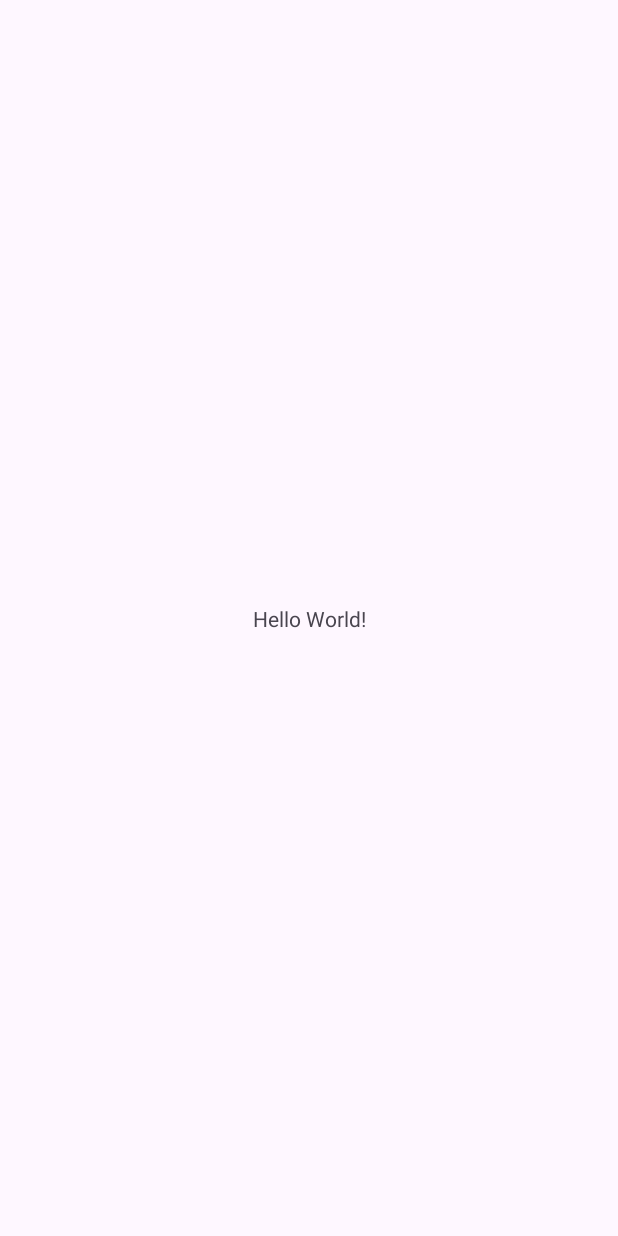
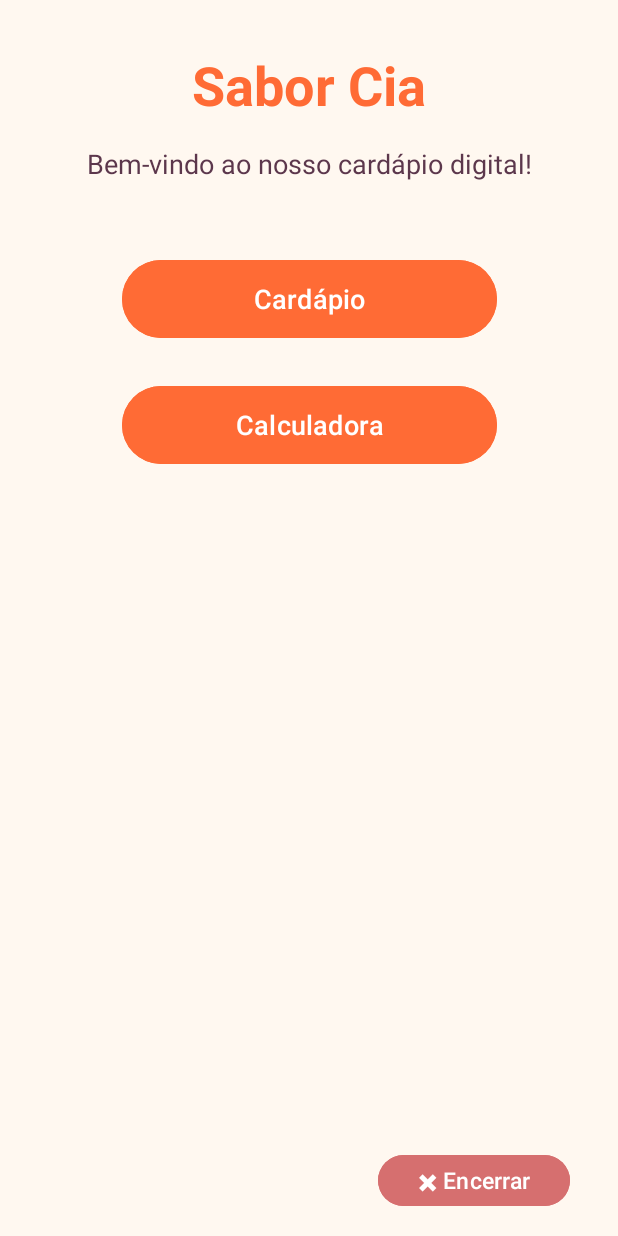
Before and after one commit to GuilhermeBley/Bl.Fat.Samples, an Android app: the screen it shows after launch (MainActivity), on a phone screen of 412 x 824 dp. Before the commit the screen is almost empty. Run offline under Robolectric (Android 15) with nearby library versions, the phone set to English and light mode, and no system bars.

Commit message:
Adding calculator and menu

```diff
--- a/app/src/main/AndroidManifest.xml
+++ b/app/src/main/AndroidManifest.xml
@@ -11,6 +11,8 @@
         android:roundIcon="@mipmap/ic_launcher_round"
         android:supportsRtl="true"
         android:theme="@style/Theme.BlFatSamples">
+        <activity android:name=".CalculatorActivity" android:exported="false" />
+        <activity android:name=".MenuActivity" android:exported="false" />
         <activity
             android:name=".MainActivity"
             android:exported="true">
--- /dev/null
+++ b/app/src/main/java/com/example/blfatsamples/MainActivity.java
@@ -0,0 +1,38 @@
+package com.example.blfatsamples;
+
+import android.content.Intent;
+import android.os.Bundle;
+import android.os.PersistableBundle;
+import android.view.View;
+import android.widget.Button;
+
+import androidx.activity.EdgeToEdge;
+import androidx.annotation.Nullable;
+import androidx.appcompat.app.AppCompatActivity;
+
+public class MainActivity extends AppCompatActivity {
+
+    @Override
+    public void onCreate(@Nullable Bundle savedInstanceState) {
+        super.onCreate(savedInstanceState);
+
+        EdgeToEdge.enable(this);
+        setContentView(R.layout.activity_main);
+
+        findViewById(R.id.menuButton).setOnClickListener(new View.OnClickListener() {
+            @Override
+            public void onClick(View view) {
+                Intent intent = new Intent(MainActivity.this, MenuActivity.class);
+                startActivities(new Intent[]{ intent });
+            }
+        });
+
+        findViewById(R.id.calculatorButton).setOnClickListener(new View.OnClickListener() {
+            @Override
+            public void onClick(View view) {
+                Intent intent = new Intent(MainActivity.this, CalculatorActivity.class);
+                startActivities(new Intent[]{ intent });
+            }
+        });
+    }
+}
--- a/app/src/main/java/com/example/blfatsamples/MainActivity.kt
+++ /dev/null
@@ -1,20 +0,0 @@
-package com.example.blfatsamples
-
-import android.os.Bundle
-import androidx.activity.enableEdgeToEdge
-import androidx.appcompat.app.AppCompatActivity
-import androidx.core.view.ViewCompat
-import androidx.core.view.WindowInsetsCompat
-
-class MainActivity : AppCompatActivity() {
-    override fun onCreate(savedInstanceState: Bundle?) {
-        super.onCreate(savedInstanceState)
-        enableEdgeToEdge()
-        setContentView(R.layout.activity_main)
-        ViewCompat.setOnApplyWindowInsetsListener(findViewById(R.id.main)) { v, insets ->
-            val systemBars = insets.getInsets(WindowInsetsCompat.Type.systemBars())
-            v.setPadding(systemBars.left, systemBars.top, systemBars.right, systemBars.bottom)
-            insets
-        }
-    }
-}
--- a/app/src/main/res/layout/activity_main.xml
+++ b/app/src/main/res/layout/activity_main.xml
@@ -5,15 +5,76 @@
     android:id="@+id/main"
     android:layout_width="match_parent"
     android:layout_height="match_parent"
+    android:background="#FFF8F0"
     tools:context=".MainActivity">
 
+    <!-- Company Name -->
     <TextView
+        android:id="@+id/titleText"
         android:layout_width="wrap_content"
         android:layout_height="wrap_content"
-        android:text="Hello World!"
-        app:layout_constraintBottom_toBottomOf="parent"
+        android:layout_marginTop="32dp"
+        android:text="Sabor Cia"
+        android:textColor="#FF6B35"
+        android:textSize="36sp"
+        android:textStyle="bold"
         app:layout_constraintEnd_toEndOf="parent"
         app:layout_constraintStart_toStartOf="parent"
         app:layout_constraintTop_toTopOf="parent" />
 
+    <!-- Welcome Message -->
+    <TextView
+        android:id="@+id/welcomeText"
+        android:layout_width="wrap_content"
+        android:layout_height="wrap_content"
+        android:layout_marginTop="16dp"
+        android:text="Bem-vindo ao nosso cardápio digital!"
+        android:textColor="#5C374C"
+        android:textSize="18sp"
+        app:layout_constraintEnd_toEndOf="parent"
+        app:layout_constraintStart_toStartOf="parent"
+        app:layout_constraintTop_toBottomOf="@id/titleText" />
+
+    <!-- Menu Button -->
+    <Button
+        android:id="@+id/menuButton"
+        android:layout_width="250dp"
+        android:layout_height="60dp"
+        android:layout_marginTop="48dp"
+        android:text="Cardápio"
+        android:textSize="18sp"
+        android:backgroundTint="#FF6B35"
+        android:textColor="#FFFFFF"
+        app:layout_constraintEnd_toEndOf="parent"
+        app:layout_constraintStart_toStartOf="parent"
+        app:layout_constraintTop_toBottomOf="@id/welcomeText" />
+
+    <!-- Calculator Button -->
+    <Button
+        android:id="@+id/calculatorButton"
+        android:layout_width="250dp"
+        android:layout_height="60dp"
+        android:layout_marginTop="24dp"
+        android:text="Calculadora"
+        android:textSize="18sp"
+        android:backgroundTint="#FF6B35"
+        android:textColor="#FFFFFF"
+        app:layout_constraintEnd_toEndOf="parent"
+        app:layout_constraintStart_toStartOf="parent"
+        app:layout_constraintTop_toBottomOf="@id/menuButton" />
+
+    <!-- Optional Close Button (if needed) -->
+    <Button
+        android:id="@+id/closeButton"
+        android:layout_width="128dp"
+        android:layout_height="42dp"
+        android:layout_marginEnd="32dp"
+        android:layout_marginBottom="16dp"
+        android:backgroundTint="#D66F6F"
+        android:text="✖ Encerrar"
+        android:textColor="#FFFFFF"
+        android:textSize="15sp"
+        app:layout_constraintBottom_toBottomOf="parent"
+        app:layout_constraintEnd_toEndOf="parent" />
+
 </androidx.constraintlayout.widget.ConstraintLayout>
--- a/app/src/main/res/layout/calculator_activity.xml
+++ b/app/src/main/res/layout/calculator_activity.xml
@@ -2,11 +2,11 @@
 <androidx.constraintlayout.widget.ConstraintLayout xmlns:android="http://schemas.android.com/apk/res/android"
     xmlns:app="http://schemas.android.com/apk/res-auto"
     xmlns:tools="http://schemas.android.com/tools"
-    android:id="@+id/main"
+    android:id="@+id/calculatorMain"
     android:layout_width="match_parent"
     android:layout_height="match_parent"
     android:background="#FFF8F0"
-    tools:context=".MainActivity">
+    tools:context=".CalculatorActivity">
 
     <TextView
         android:id="@+id/titleText"
```
Also changed, not shown: app/src/main/java/com/example/blfatsamples/MenuActivity.java (added, +19 -0 lines), app/src/main/res/layout/menu_activity.xml (added, +19 -0 lines).
